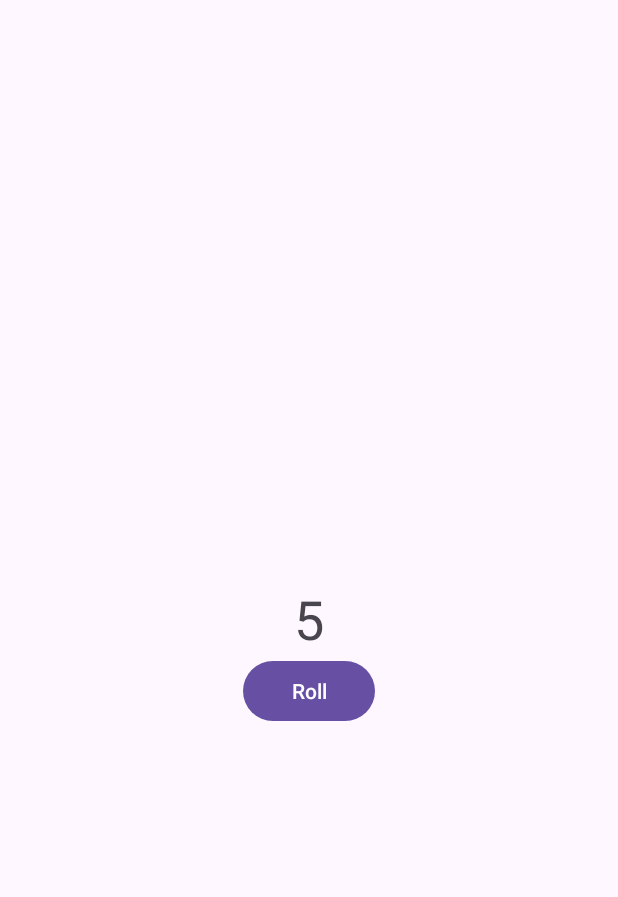
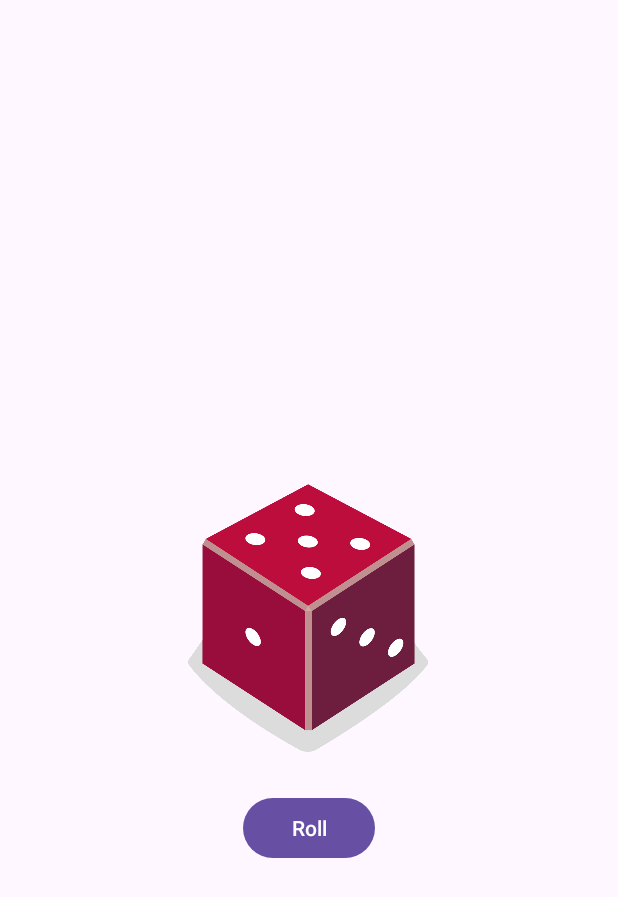
Before and after one commit to roniadz/DiceRoll, an Android app: the screen it shows after launch (MainActivity), after a tap on "Roll", on a phone screen of 412 x 824 dp. Shown: the top 897 px of the screen. Run offline under Robolectric (Android 15) with nearby library versions, the phone set to English and light mode, and no system bars.

Commit message:
Dice roll with images

```diff
--- a/app/src/main/java/com/example/diceroll/MainActivity.kt
+++ b/app/src/main/java/com/example/diceroll/MainActivity.kt
@@ -2,7 +2,7 @@ package com.example.diceroll
 
 import android.os.Bundle
 import android.widget.Button
-import android.widget.TextView
+import android.widget.ImageView
 import androidx.appcompat.app.AppCompatActivity
 
 /**
@@ -16,6 +16,9 @@ class MainActivity : AppCompatActivity() {
 
         val rollButton: Button = findViewById(R.id.button)
         rollButton.setOnClickListener { rollDice() }
+
+        // Do a dice roll when the app starts
+        rollDice()
     }
 
     /**
@@ -26,9 +29,24 @@ class MainActivity : AppCompatActivity() {
         val dice = Dice(6)
         val diceRoll = dice.roll()
 
-        // Update the screen with the dice roll
-        val resultTextView: TextView = findViewById(R.id.textView)
-        resultTextView.text = diceRoll.toString()
+        // Find the ImageView in the layout
+        val diceImage: ImageView = findViewById(R.id.imageView)
+
+        // Determine which drawable resource ID to use based on the dice roll
+        val drawableResource = when (diceRoll) {
+            1 -> R.drawable.dice_1
+            2 -> R.drawable.dice_2
+            3 -> R.drawable.dice_3
+            4 -> R.drawable.dice_4
+            5 -> R.drawable.dice_5
+            else -> R.drawable.dice_6
+        }
+
+        // Update the ImageView with the correct drawable resource ID
+        diceImage.setImageResource(drawableResource)
+
+        // Update the content description
+        diceImage.contentDescription = diceRoll.toString()
     }
 }
 
--- a/app/src/main/res/layout/activity_main.xml
+++ b/app/src/main/res/layout/activity_main.xml
@@ -6,26 +6,28 @@
     android:layout_height="match_parent"
     tools:context=".MainActivity">
 
-    <TextView
-        android:id="@+id/textView"
-        android:layout_width="wrap_content"
-        android:layout_height="wrap_content"
-        android:textSize="36sp"
-        app:layout_constraintBottom_toBottomOf="parent"
-        app:layout_constraintEnd_toEndOf="parent"
-        app:layout_constraintStart_toStartOf="parent"
-        app:layout_constraintTop_toTopOf="parent"
-        tools:text="1" />
-
     <Button
         android:id="@+id/button"
         android:layout_width="wrap_content"
         android:layout_height="wrap_content"
+        android:layout_marginTop="16dp"
         android:text="@string/roll"
         app:layout_constraintBottom_toBottomOf="parent"
         app:layout_constraintEnd_toEndOf="parent"
         app:layout_constraintStart_toStartOf="parent"
-        app:layout_constraintTop_toBottomOf="@+id/textView"
+        app:layout_constraintTop_toBottomOf="@+id/imageView"
         app:layout_constraintVertical_bias="0.0" />
 
+    <ImageView
+        android:id="@+id/imageView"
+        android:layout_width="160dp"
+        android:layout_height="200dp"
+        android:importantForAccessibility="no"
+        app:layout_constraintBottom_toBottomOf="parent"
+        app:layout_constraintEnd_toEndOf="parent"
+        app:layout_constraintHorizontal_bias="0.498"
+        app:layout_constraintStart_toStartOf="parent"
+        app:layout_constraintTop_toTopOf="parent"
+        tools:srcCompat="@drawable/dice_1" />
+
 </androidx.constraintlayout.widget.ConstraintLayout>
```
Also changed, not shown: app/src/main/res/drawable/dice_1.png (added), app/src/main/res/drawable/dice_2.png (added), app/src/main/res/drawable/dice_3.png (added), app/src/main/res/drawable/dice_4.png (added), app/src/main/res/drawable/dice_5.png (added), app/src/main/res/drawable/dice_6.png (added).
